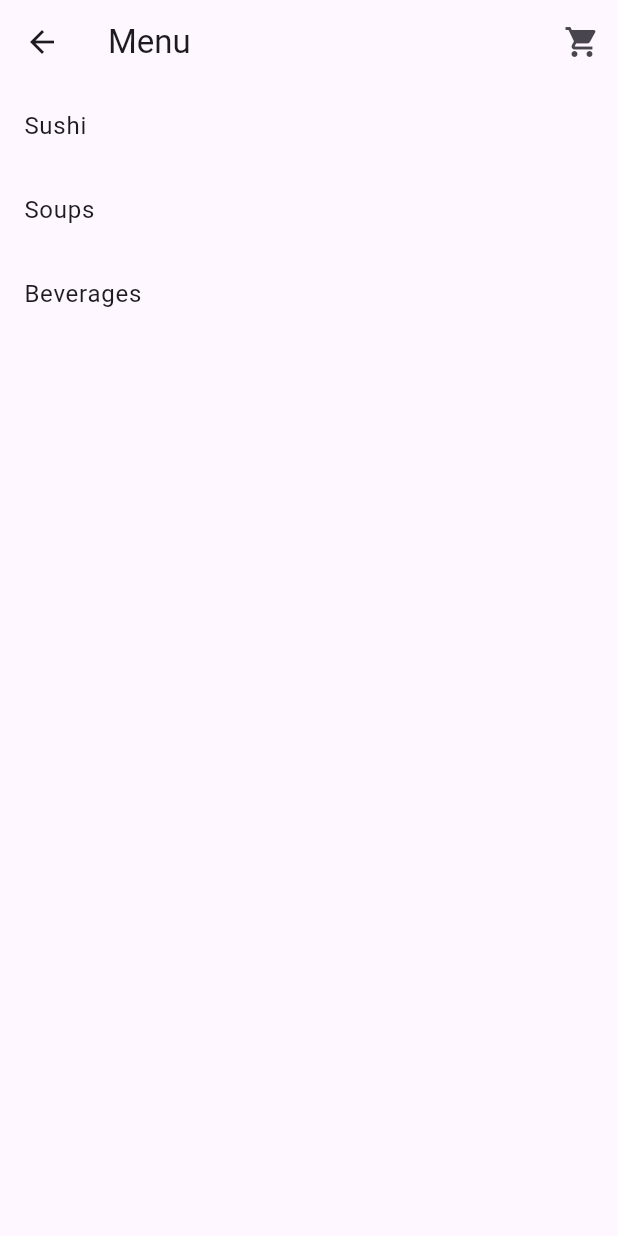
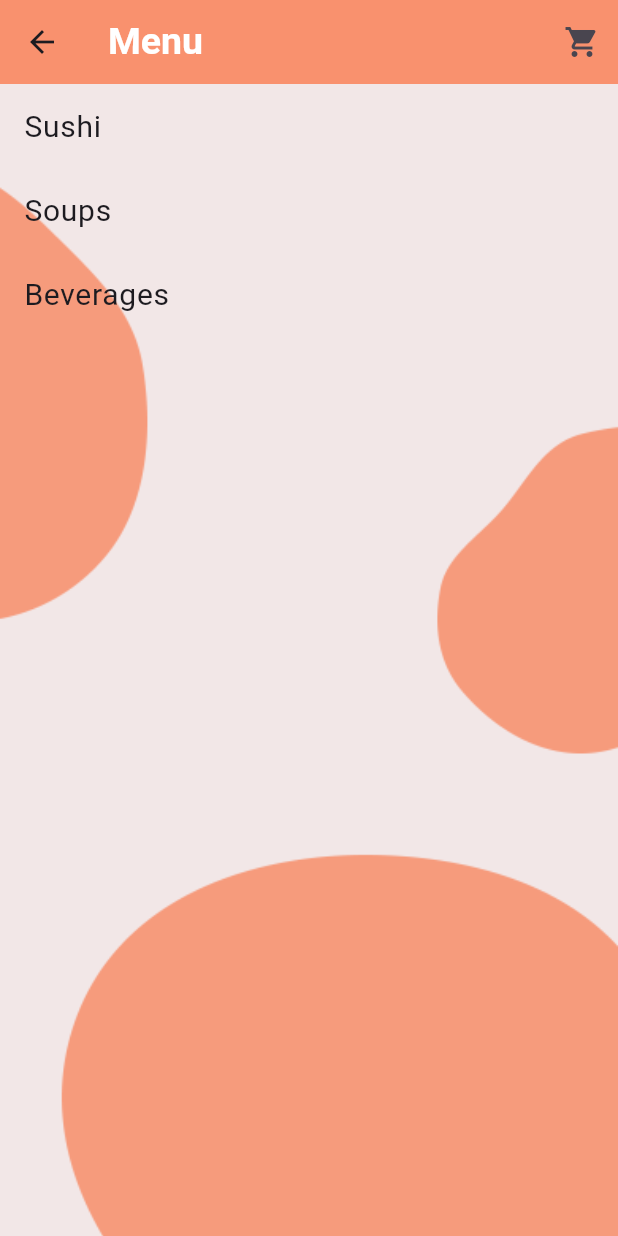
Before and after one commit to siss-hmue/sushires_project, a Flutter app: the MenuPage screen opened directly, on a phone screen of 412 x 824 dp. Run offline on Flutter 3.47's test engine with Material 3 defaults, Android fonts, the phone set to English and light mode, and no system bars; our stand-ins replace cloud_firestore, dropdown_button2, firebase_auth, firebase_core, fluttertoast, random_string and 1 more; missing offline and left inert: custom_alert_dialog_box; accounts and stored records are empty.

Commit message:
Adding background

```diff
--- a/lib/menu/MenuPage.dart
+++ b/lib/menu/MenuPage.dart
@@ -1,4 +1,5 @@
 import 'package:flutter/material.dart';
+import 'package:sushires_project/components/appbackground.dart';
 import 'CartPage.dart';
 import 'CategoryPage.dart';
 import 'cartitem.dart';
@@ -15,7 +16,15 @@ class _MenuPageState extends State<MenuPage> {
   Widget build(BuildContext context) {
     return Scaffold(
       appBar: AppBar(
-        title: Text('Menu'),
+        backgroundColor: Color(0xFFF8774A).withOpacity(0.8),
+        title: Text(
+          'Menu',
+          style: TextStyle(
+            color: Colors.white,
+            fontSize: 25,
+            fontWeight: FontWeight.bold,
+          ),
+        ),
         actions: [
           IconButton(
             icon: Icon(Icons.shopping_cart),
@@ -30,11 +39,17 @@ class _MenuPageState extends State<MenuPage> {
           ),
         ],
       ),
-      body: ListView.builder(
+      body: AppBackGround(
+        childWidget: ListView.builder(
           itemCount: menuCategories.length,
           itemBuilder: (context, index) {
             return ListTile(
-            title: Text(menuCategories[index].name),
+              title: Text(
+                menuCategories[index].name,
+                style: TextStyle(
+                  fontSize: 20,
+                ),
+              ),
               //subtitle: Text(menuCategories[index].description),
               onTap: () {
                 Navigator.push(
@@ -48,6 +63,7 @@ class _MenuPageState extends State<MenuPage> {
             );
           },
         ),
+      ),
     );
   }
 }
```
Also changed, not shown: lib/menu/categoryPage.dart (+24 -3 lines), lib/menu/menuitempage.dart (+21 -4 lines), lib/screens/cashierhomepage.dart (+6 -4 lines), lib/screens/orderhistory.dart (+8 -4 lines), lib/screens/payment.dart (+8 -4 lines), lib/screens/waiterhomepage.dart (+6 -6 lines). Lines whose indentation alone changed are shown as unchanged.
